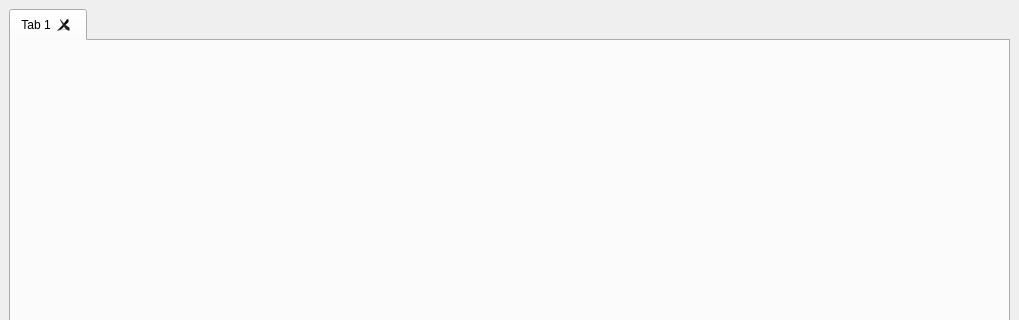
Old version of the form src/Windows/mainwindow.ui in the repository OniongRu/ROUPClientVeiwer; both pictures show x 0 to 1019 and y 0 to 320 of the 1019 by 534 pixel window.
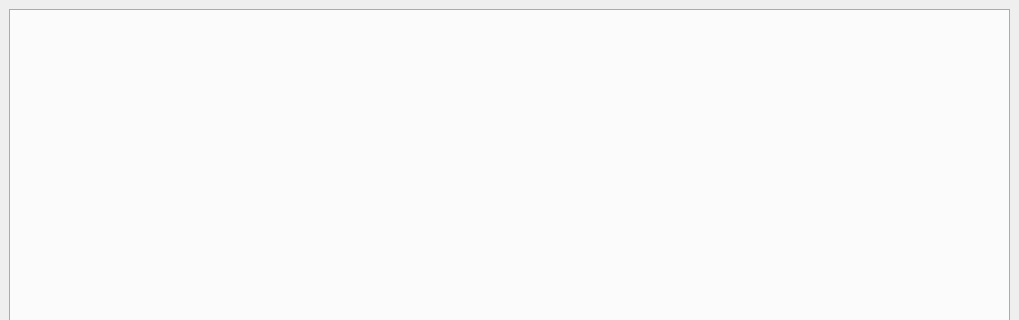
New version of the form.

Patch:
```diff
--- a/src/Windows/mainwindow.ui
+++ b/src/Windows/mainwindow.ui
@@ -26,11 +26,6 @@
       <property name="movable">
        <bool>true</bool>
       </property>
-      <widget class="QWidget" name="tab">
-       <attribute name="title">
-        <string>Tab 1</string>
-       </attribute>
-      </widget>
      </widget>
     </item>
     <item>
```
Left out of the diff: 2 changed lines with no effect on the pictures.
